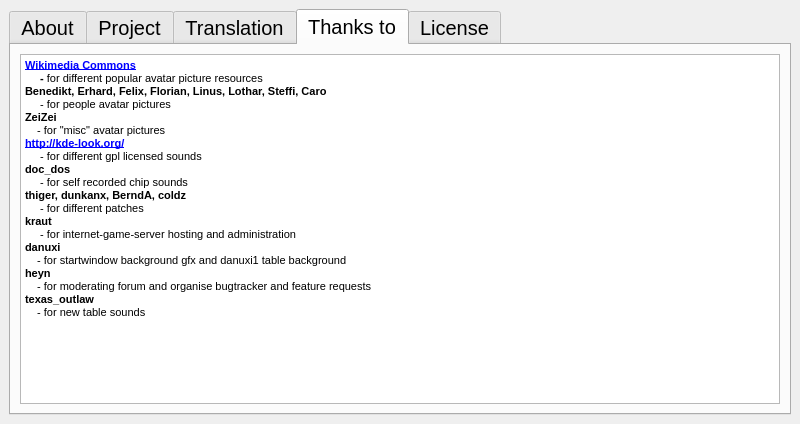
First picture: the form in src/gui/qt/gui_800x480/aboutpokerth_800x480.ui, repository pokerth/pokerth, before the edit.
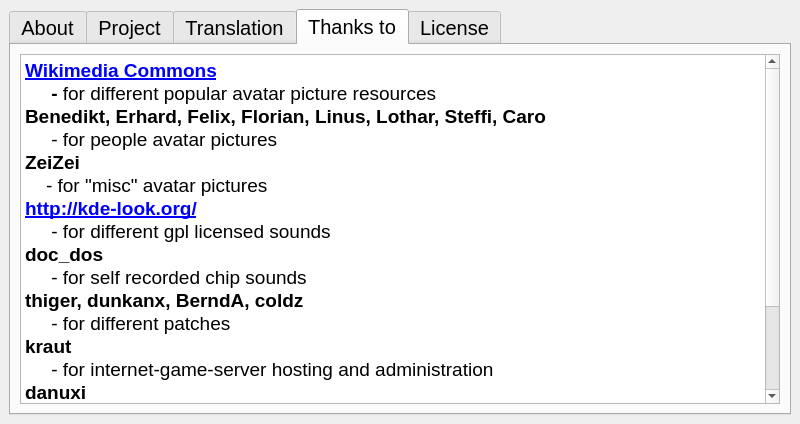
Second picture: the form after the edit. The open tabs and pages were chosen to show the change.

Diff of the .ui file:
```diff
--- a/src/gui/qt/gui_800x480/aboutpokerth_800x480.ui
+++ b/src/gui/qt/gui_800x480/aboutpokerth_800x480.ui
@@ -244,26 +244,26 @@
 &lt;table border=&quot;0&quot; style=&quot;-qt-table-type: root; margin-top:4px; margin-bottom:4px; margin-left:4px; margin-right:4px;&quot;&gt;
 &lt;tr&gt;
 &lt;td style=&quot;border: none;&quot;&gt;
-&lt;p style=&quot; margin-top:0px; margin-bottom:0px; margin-left:0px; margin-right:0px; -qt-block-indent:0; text-indent:0px;&quot;&gt;&lt;a href=&quot;http://commons.wikimedia.org/wiki/Main_Page&quot;&gt;&lt;span style=&quot; font-family:'Nimbus Sans L'; font-size:8pt; font-weight:600; text-decoration: underline; color:#0000ff;&quot;&gt;Wikimedia Commons&lt;/span&gt;&lt;/a&gt;&lt;/p&gt;
-&lt;p style=&quot; margin-top:0px; margin-bottom:0px; margin-left:0px; margin-right:0px; -qt-block-indent:0; text-indent:0px;&quot;&gt;&lt;span style=&quot; font-family:'Nimbus Sans L'; font-size:8pt; font-weight:600;&quot;&gt;     - &lt;/span&gt;&lt;span style=&quot; font-family:'Nimbus Sans L'; font-size:8pt;&quot;&gt;for different popular avatar picture resources&lt;/span&gt;&lt;/p&gt;
-&lt;p style=&quot; margin-top:0px; margin-bottom:0px; margin-left:0px; margin-right:0px; -qt-block-indent:0; text-indent:0px;&quot;&gt;&lt;span style=&quot; font-family:'Nimbus Sans L'; font-size:8pt; font-weight:600;&quot;&gt;Benedikt, Erhard, Felix, Florian, Linus, Lothar, Steffi, Caro&lt;/span&gt;&lt;/p&gt;
-&lt;p style=&quot; margin-top:0px; margin-bottom:0px; margin-left:0px; margin-right:0px; -qt-block-indent:0; text-indent:0px;&quot;&gt;&lt;span style=&quot; font-family:'Nimbus Sans L'; font-size:8pt;&quot;&gt;     - for people avatar pictures&lt;/span&gt;&lt;/p&gt;
-&lt;p style=&quot; margin-top:0px; margin-bottom:0px; margin-left:0px; margin-right:0px; -qt-block-indent:0; text-indent:0px;&quot;&gt;&lt;span style=&quot; font-family:'Nimbus Sans L'; font-size:8pt; font-weight:600;&quot;&gt;ZeiZei&lt;/span&gt;&lt;span style=&quot; font-family:'Nimbus Sans L'; font-size:8pt;&quot;&gt; &lt;/span&gt;&lt;/p&gt;
-&lt;p style=&quot; margin-top:0px; margin-bottom:0px; margin-left:0px; margin-right:0px; -qt-block-indent:0; text-indent:0px;&quot;&gt;&lt;span style=&quot; font-family:'Nimbus Sans L'; font-size:8pt;&quot;&gt;    - for &amp;quot;misc&amp;quot; avatar pictures&lt;/span&gt;&lt;/p&gt;
-&lt;p style=&quot; margin-top:0px; margin-bottom:0px; margin-left:0px; margin-right:0px; -qt-block-indent:0; text-indent:0px;&quot;&gt;&lt;a href=&quot;http://kde-look.org/&quot;&gt;&lt;span style=&quot; font-family:'Nimbus Sans L'; font-size:8pt; font-weight:600; text-decoration: underline; color:#0000ff;&quot;&gt;http://kde-look.org/&lt;/span&gt;&lt;/a&gt;&lt;/p&gt;
-&lt;p style=&quot; margin-top:0px; margin-bottom:0px; margin-left:0px; margin-right:0px; -qt-block-indent:0; text-indent:0px;&quot;&gt;&lt;span style=&quot; font-family:'Nimbus Sans L'; font-size:8pt;&quot;&gt;     - for different gpl licensed sounds&lt;/span&gt;&lt;/p&gt;
-&lt;p style=&quot; margin-top:0px; margin-bottom:0px; margin-left:0px; margin-right:0px; -qt-block-indent:0; text-indent:0px;&quot;&gt;&lt;span style=&quot; font-family:'Nimbus Sans L'; font-size:8pt; font-weight:600;&quot;&gt;doc_dos&lt;/span&gt;&lt;/p&gt;
-&lt;p style=&quot; margin-top:0px; margin-bottom:0px; margin-left:0px; margin-right:0px; -qt-block-indent:0; text-indent:0px;&quot;&gt;&lt;span style=&quot; font-family:'Nimbus Sans L'; font-size:8pt;&quot;&gt;     - for self recorded chip sounds&lt;/span&gt;&lt;/p&gt;
-&lt;p style=&quot; margin-top:0px; margin-bottom:0px; margin-left:0px; margin-right:0px; -qt-block-indent:0; text-indent:0px;&quot;&gt;&lt;span style=&quot; font-family:'Nimbus Sans L'; font-size:8pt; font-weight:600;&quot;&gt;thiger, dunkanx, BerndA, coldz&lt;/span&gt;&lt;/p&gt;
-&lt;p style=&quot; margin-top:0px; margin-bottom:0px; margin-left:0px; margin-right:0px; -qt-block-indent:0; text-indent:0px;&quot;&gt;&lt;span style=&quot; font-family:'Nimbus Sans L'; font-size:8pt;&quot;&gt;     - for different patches&lt;/span&gt;&lt;/p&gt;
-&lt;p style=&quot; margin-top:0px; margin-bottom:0px; margin-left:0px; margin-right:0px; -qt-block-indent:0; text-indent:0px;&quot;&gt;&lt;span style=&quot; font-family:'Nimbus Sans L'; font-size:8pt; font-weight:600;&quot;&gt;kraut&lt;/span&gt;&lt;/p&gt;
-&lt;p style=&quot; margin-top:0px; margin-bottom:0px; margin-left:0px; margin-right:0px; -qt-block-indent:0; text-indent:0px;&quot;&gt;&lt;span style=&quot; font-family:'Nimbus Sans L'; font-size:8pt;&quot;&gt;     - for internet-game-server hosting and administration&lt;/span&gt;&lt;/p&gt;
-&lt;p style=&quot; margin-top:0px; margin-bottom:0px; margin-left:0px; margin-right:0px; -qt-block-indent:0; text-indent:0px;&quot;&gt;&lt;span style=&quot; font-family:'Nimbus Sans L'; font-size:8pt; font-weight:600;&quot;&gt;danuxi&lt;/span&gt;&lt;/p&gt;
-&lt;p style=&quot; margin-top:0px; margin-bottom:0px; margin-left:0px; margin-right:0px; -qt-block-indent:0; text-indent:0px;&quot;&gt;&lt;span style=&quot; font-family:'Nimbus Sans L'; font-size:8pt;&quot;&gt;    - for startwindow background gfx and danuxi1 table background&lt;/span&gt;&lt;/p&gt;
-&lt;p style=&quot; margin-top:0px; margin-bottom:0px; margin-left:0px; margin-right:0px; -qt-block-indent:0; text-indent:0px;&quot;&gt;&lt;span style=&quot; font-family:'Nimbus Sans L'; font-size:8pt; font-weight:600;&quot;&gt;heyn&lt;/span&gt;&lt;/p&gt;
-&lt;p style=&quot; margin-top:0px; margin-bottom:0px; margin-left:0px; margin-right:0px; -qt-block-indent:0; text-indent:0px;&quot;&gt;&lt;span style=&quot; font-family:'Nimbus Sans L'; font-size:8pt;&quot;&gt;    - for moderating forum and organise bugtracker and feature requests&lt;/span&gt;&lt;/p&gt;
-&lt;p style=&quot; margin-top:0px; margin-bottom:0px; margin-left:0px; margin-right:0px; -qt-block-indent:0; text-indent:0px;&quot;&gt;&lt;span style=&quot; font-family:'Nimbus Sans L'; font-size:8pt; font-weight:600;&quot;&gt;texas_outlaw&lt;/span&gt;&lt;/p&gt;
-&lt;p style=&quot; margin-top:0px; margin-bottom:0px; margin-left:0px; margin-right:0px; -qt-block-indent:0; text-indent:0px;&quot;&gt;&lt;span style=&quot; font-family:'Nimbus Sans L'; font-size:8pt;&quot;&gt;    - for new table sounds&lt;/span&gt;&lt;/p&gt;&lt;/td&gt;&lt;/tr&gt;&lt;/table&gt;&lt;/body&gt;&lt;/html&gt;</string>
+&lt;p style=&quot; margin-top:0px; margin-bottom:0px; margin-left:0px; margin-right:0px; -qt-block-indent:0; text-indent:0px;&quot;&gt;&lt;a href=&quot;http://commons.wikimedia.org/wiki/Main_Page&quot;&gt;&lt;span style=&quot; font-family:'Nimbus Sans L'; font-size:14pt; font-weight:600; text-decoration: underline; color:#0000ff;&quot;&gt;Wikimedia Commons&lt;/span&gt;&lt;/a&gt;&lt;/p&gt;
+&lt;p style=&quot; margin-top:0px; margin-bottom:0px; margin-left:0px; margin-right:0px; -qt-block-indent:0; text-indent:0px;&quot;&gt;&lt;span style=&quot; font-family:'Nimbus Sans L'; font-size:14pt; font-weight:600;&quot;&gt;     - &lt;/span&gt;&lt;span style=&quot; font-family:'Nimbus Sans L'; font-size:14pt;&quot;&gt;for different popular avatar picture resources&lt;/span&gt;&lt;/p&gt;
+&lt;p style=&quot; margin-top:0px; margin-bottom:0px; margin-left:0px; margin-right:0px; -qt-block-indent:0; text-indent:0px;&quot;&gt;&lt;span style=&quot; font-family:'Nimbus Sans L'; font-size:14pt; font-weight:600;&quot;&gt;Benedikt, Erhard, Felix, Florian, Linus, Lothar, Steffi, Caro&lt;/span&gt;&lt;/p&gt;
+&lt;p style=&quot; margin-top:0px; margin-bottom:0px; margin-left:0px; margin-right:0px; -qt-block-indent:0; text-indent:0px;&quot;&gt;&lt;span style=&quot; font-family:'Nimbus Sans L'; font-size:14pt;&quot;&gt;     - for people avatar pictures&lt;/span&gt;&lt;/p&gt;
+&lt;p style=&quot; margin-top:0px; margin-bottom:0px; margin-left:0px; margin-right:0px; -qt-block-indent:0; text-indent:0px;&quot;&gt;&lt;span style=&quot; font-family:'Nimbus Sans L'; font-size:14pt; font-weight:600;&quot;&gt;ZeiZei&lt;/span&gt;&lt;span style=&quot; font-family:'Nimbus Sans L'; font-size:14pt;&quot;&gt; &lt;/span&gt;&lt;/p&gt;
+&lt;p style=&quot; margin-top:0px; margin-bottom:0px; margin-left:0px; margin-right:0px; -qt-block-indent:0; text-indent:0px;&quot;&gt;&lt;span style=&quot; font-family:'Nimbus Sans L'; font-size:14pt;&quot;&gt;    - for &amp;quot;misc&amp;quot; avatar pictures&lt;/span&gt;&lt;/p&gt;
+&lt;p style=&quot; margin-top:0px; margin-bottom:0px; margin-left:0px; margin-right:0px; -qt-block-indent:0; text-indent:0px;&quot;&gt;&lt;a href=&quot;http://kde-look.org/&quot;&gt;&lt;span style=&quot; font-family:'Nimbus Sans L'; font-size:14pt; font-weight:600; text-decoration: underline; color:#0000ff;&quot;&gt;http://kde-look.org/&lt;/span&gt;&lt;/a&gt;&lt;/p&gt;
+&lt;p style=&quot; margin-top:0px; margin-bottom:0px; margin-left:0px; margin-right:0px; -qt-block-indent:0; text-indent:0px;&quot;&gt;&lt;span style=&quot; font-family:'Nimbus Sans L'; font-size:14pt;&quot;&gt;     - for different gpl licensed sounds&lt;/span&gt;&lt;/p&gt;
+&lt;p style=&quot; margin-top:0px; margin-bottom:0px; margin-left:0px; margin-right:0px; -qt-block-indent:0; text-indent:0px;&quot;&gt;&lt;span style=&quot; font-family:'Nimbus Sans L'; font-size:14pt; font-weight:600;&quot;&gt;doc_dos&lt;/span&gt;&lt;/p&gt;
+&lt;p style=&quot; margin-top:0px; margin-bottom:0px; margin-left:0px; margin-right:0px; -qt-block-indent:0; text-indent:0px;&quot;&gt;&lt;span style=&quot; font-family:'Nimbus Sans L'; font-size:14pt;&quot;&gt;     - for self recorded chip sounds&lt;/span&gt;&lt;/p&gt;
+&lt;p style=&quot; margin-top:0px; margin-bottom:0px; margin-left:0px; margin-right:0px; -qt-block-indent:0; text-indent:0px;&quot;&gt;&lt;span style=&quot; font-family:'Nimbus Sans L'; font-size:14pt; font-weight:600;&quot;&gt;thiger, dunkanx, BerndA, coldz&lt;/span&gt;&lt;/p&gt;
+&lt;p style=&quot; margin-top:0px; margin-bottom:0px; margin-left:0px; margin-right:0px; -qt-block-indent:0; text-indent:0px;&quot;&gt;&lt;span style=&quot; font-family:'Nimbus Sans L'; font-size:14pt;&quot;&gt;     - for different patches&lt;/span&gt;&lt;/p&gt;
+&lt;p style=&quot; margin-top:0px; margin-bottom:0px; margin-left:0px; margin-right:0px; -qt-block-indent:0; text-indent:0px;&quot;&gt;&lt;span style=&quot; font-family:'Nimbus Sans L'; font-size:14pt; font-weight:600;&quot;&gt;kraut&lt;/span&gt;&lt;/p&gt;
+&lt;p style=&quot; margin-top:0px; margin-bottom:0px; margin-left:0px; margin-right:0px; -qt-block-indent:0; text-indent:0px;&quot;&gt;&lt;span style=&quot; font-family:'Nimbus Sans L'; font-size:14pt;&quot;&gt;     - for internet-game-server hosting and administration&lt;/span&gt;&lt;/p&gt;
+&lt;p style=&quot; margin-top:0px; margin-bottom:0px; margin-left:0px; margin-right:0px; -qt-block-indent:0; text-indent:0px;&quot;&gt;&lt;span style=&quot; font-family:'Nimbus Sans L'; font-size:14pt; font-weight:600;&quot;&gt;danuxi&lt;/span&gt;&lt;/p&gt;
+&lt;p style=&quot; margin-top:0px; margin-bottom:0px; margin-left:0px; margin-right:0px; -qt-block-indent:0; text-indent:0px;&quot;&gt;&lt;span style=&quot; font-family:'Nimbus Sans L'; font-size:14pt;&quot;&gt;    - for startwindow background gfx and danuxi1 table background&lt;/span&gt;&lt;/p&gt;
+&lt;p style=&quot; margin-top:0px; margin-bottom:0px; margin-left:0px; margin-right:0px; -qt-block-indent:0; text-indent:0px;&quot;&gt;&lt;span style=&quot; font-family:'Nimbus Sans L'; font-size:14pt; font-weight:600;&quot;&gt;heyn&lt;/span&gt;&lt;/p&gt;
+&lt;p style=&quot; margin-top:0px; margin-bottom:0px; margin-left:0px; margin-right:0px; -qt-block-indent:0; text-indent:0px;&quot;&gt;&lt;span style=&quot; font-family:'Nimbus Sans L'; font-size:14pt;&quot;&gt;    - for moderating forum and organise bugtracker and feature requests&lt;/span&gt;&lt;/p&gt;
+&lt;p style=&quot; margin-top:0px; margin-bottom:0px; margin-left:0px; margin-right:0px; -qt-block-indent:0; text-indent:0px;&quot;&gt;&lt;span style=&quot; font-family:'Nimbus Sans L'; font-size:14pt; font-weight:600;&quot;&gt;texas_outlaw&lt;/span&gt;&lt;/p&gt;
+&lt;p style=&quot; margin-top:0px; margin-bottom:0px; margin-left:0px; margin-right:0px; -qt-block-indent:0; text-indent:0px;&quot;&gt;&lt;span style=&quot; font-family:'Nimbus Sans L'; font-size:14pt;&quot;&gt;    - for new table sounds&lt;/span&gt;&lt;/p&gt;&lt;/td&gt;&lt;/tr&gt;&lt;/table&gt;&lt;/body&gt;&lt;/html&gt;</string>
          </property>
          <property name="openExternalLinks">
           <bool>true</bool>
```
Left out of the diff: 47 changed lines with no effect on the pictures.
